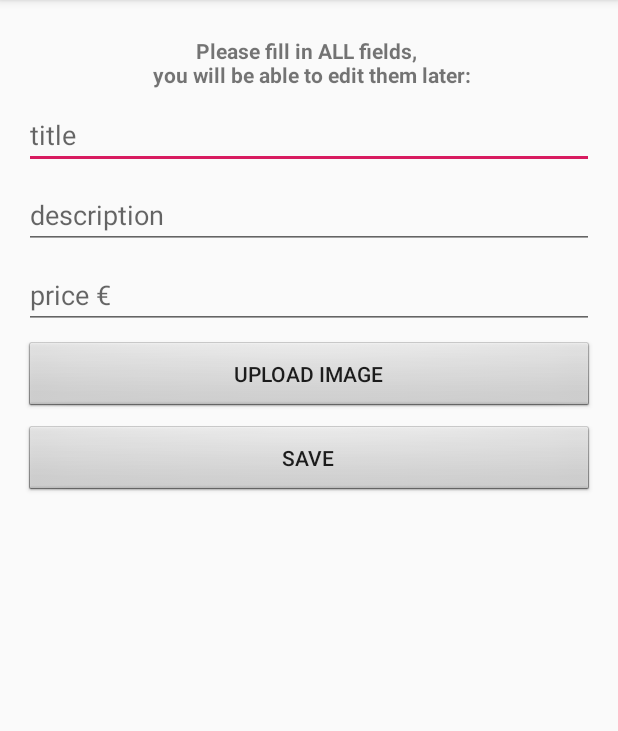
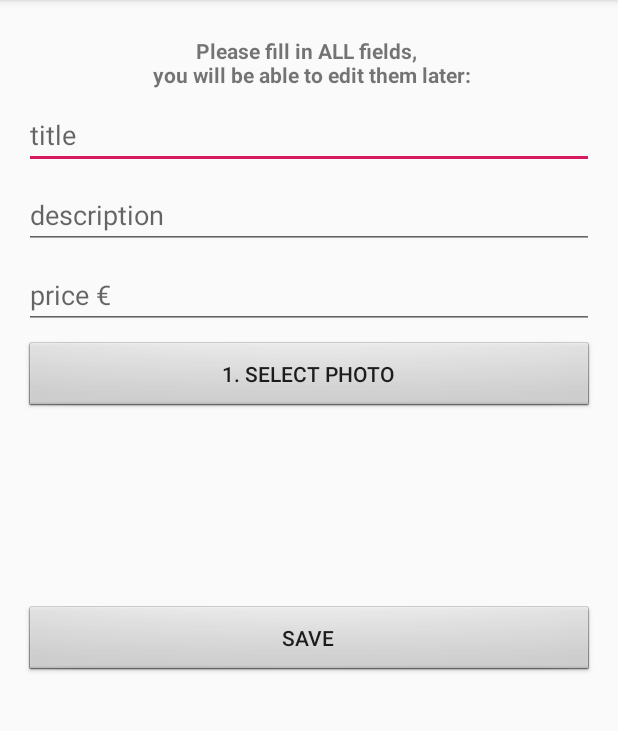
Before and after one commit to pietrodv/OfficesDB-Client, an Android app: the UploadOfficeActivity screen opened directly, with no data from a screen before it, on a phone screen of 412 x 824 dp, the part 84-815 px from its top. Run offline under Robolectric (Android 15) with nearby library versions, the phone set to English and light mode, and no system bars; our stand-ins replace Picasso; pictures from the network do not load.

Commit message:
Image upload, code updates

```diff
--- a/app/src/main/AndroidManifest.xml
+++ b/app/src/main/AndroidManifest.xml
@@ -3,7 +3,7 @@
     package="com.apps.pietrodv.workspaceofficesdb">
 
     <uses-permission android:name="android.permission.INTERNET" />
-
+    <uses-permission android:name="android.permission.READ_EXTERNAL_STORAGE"/>
 
     <application
         android:allowBackup="true"
--- a/app/src/main/java/com/apps/pietrodv/workspaceofficesdb/ApiInterface.java
+++ b/app/src/main/java/com/apps/pietrodv/workspaceofficesdb/ApiInterface.java
@@ -1,20 +1,28 @@
 package com.apps.pietrodv.workspaceofficesdb;
 
 import java.util.List;
+
+import okhttp3.MultipartBody;
+import okhttp3.RequestBody;
+import okhttp3.ResponseBody;
 import retrofit2.Call;
+import retrofit2.http.DELETE;
 import retrofit2.http.Field;
 import retrofit2.http.FormUrlEncoded;
 import retrofit2.http.GET;
+import retrofit2.http.Multipart;
 import retrofit2.http.POST;
+import retrofit2.http.Part;
+import retrofit2.http.Path;
 
 public interface ApiInterface {
 
     @GET("/office/all")
-    Call <List<Office>> getAllOffices();
+    Call<List<Office>> getAllOffices();
 
     @FormUrlEncoded
     @POST("/office/add")
-    Call<Void> addOffice(@Field("title") String title, @Field("description") String description, @Field("price") String price);
+    Call<Void> addOffice(@Field("title") String title, @Field("description") String description, @Field("price") String price, @Field("photo") String photo);
 
     @FormUrlEncoded
     @POST("/office/deleteById")
@@ -22,6 +30,13 @@ public interface ApiInterface {
 
     @FormUrlEncoded
     @POST("/office/add")
-    Call<Void> updateOffice(@Field("id") Integer id, @Field("title") String title, @Field("description") String description, @Field("price") String price);
+    Call<Void> updateOffice(@Field("id") Integer id, @Field("title") String title, @Field("description") String description, @Field("price") String price, @Field("photo") String photo);
+
+    @Multipart
+    @POST("/office/file/upload")
+    Call<ResponseBody> uploadMultipartFile(@Part("keyname") String keyname, @Part MultipartBody.Part file);
+
+    @DELETE("office/file/delete/{keyname}")
+    Call<Void> deletePhotoS3(@Path("keyname") String keyname);
 
 }
--- a/app/src/main/java/com/apps/pietrodv/workspaceofficesdb/NetworkClient.java
+++ b/app/src/main/java/com/apps/pietrodv/workspaceofficesdb/NetworkClient.java
@@ -5,7 +5,10 @@ import retrofit2.converter.gson.GsonConverterFactory;
 
 public class NetworkClient {
 
-    public static final String BASE_URL = "http://192.168.1.85:8080";
+    // Heroku
+    // public static final String BASE_URL = "https://spring-office.herokuapp.com";
+    // Localhost cozylisbon1
+    public static final String BASE_URL = "http://192.168.1.90:8080";
     public static Retrofit retrofit;
 
     //This public static method will return Retrofit client anywhere in the application
--- a/app/src/main/java/com/apps/pietrodv/workspaceofficesdb/OfficesAdapter.java
+++ b/app/src/main/java/com/apps/pietrodv/workspaceofficesdb/OfficesAdapter.java
@@ -40,7 +40,6 @@ public class OfficesAdapter extends RecyclerView.Adapter<OfficesAdapter.OfficeVi
     @Override
     public void onBindViewHolder(@NonNull final OfficeViewHolder holder, final int position) {
 
-
         // set the data in items
         holder.titleTextView.setText((officesList.get(position).getTitle()));
         holder.priceTextView.setText((officesList.get(position).getPrice()));
@@ -63,13 +62,11 @@ public class OfficesAdapter extends RecyclerView.Adapter<OfficesAdapter.OfficeVi
 
     }
 
-
     //Repeat as many times as the size of the List<Office>
     @Override
     public int getItemCount() {
         return officesList.size();
     }
-
 
     //PUBLIC CLASS which set the ViewHolder for the single office row
     public class OfficeViewHolder extends RecyclerView.ViewHolder {
--- a/app/src/main/java/com/apps/pietrodv/workspaceofficesdb/UploadOfficeActivity.java
+++ b/app/src/main/java/com/apps/pietrodv/workspaceofficesdb/UploadOfficeActivity.java
@@ -1,20 +1,29 @@
 package com.apps.pietrodv.workspaceofficesdb;
 
-import android.app.Dialog;
 import android.content.Context;
-import android.graphics.Color;
+import android.content.Intent;
+import android.graphics.Bitmap;
+import android.graphics.drawable.BitmapDrawable;
+import android.net.Uri;
 import android.support.v7.app.AppCompatActivity;
 import android.os.Bundle;
+import android.util.Log;
 import android.view.View;
 import android.widget.Button;
-import android.widget.CalendarView;
 import android.widget.EditText;
-import android.widget.TextView;
+import android.widget.ImageView;
 import android.widget.Toast;
 
-import java.math.BigDecimal;
-import java.text.DecimalFormat;
+import com.squareup.picasso.Picasso;
 
+import java.io.ByteArrayOutputStream;
+import java.io.File;
+import java.util.stream.IntStream;
+
+import okhttp3.MediaType;
+import okhttp3.MultipartBody;
+import okhttp3.RequestBody;
+import okhttp3.ResponseBody;
 import retrofit2.Call;
 import retrofit2.Callback;
 import retrofit2.Response;
@@ -22,13 +31,16 @@ import retrofit2.Retrofit;
 
 public class UploadOfficeActivity extends AppCompatActivity {
 
+    private static int SELECT_PICTURE = 1;
     //Context set for calendar
     final Context context = this;
 
     EditText inputTitle, inputDescription, inputPrice;
     //TextView inputDateFrom, inputDateTo;
-    Button saveOffice, uploadImage;
+    Button saveOffice, inputPhoto, uploadPhoto;
     Toast fillAllFields, officeSaved, errorCall;
+    ImageView showPhoto;
+    String keyname;
 
     @Override
     protected void onCreate(Bundle savedInstanceState) {
@@ -38,29 +50,11 @@ public class UploadOfficeActivity extends AppCompatActivity {
         inputTitle = findViewById(R.id.input_title);
         inputDescription = findViewById(R.id.input_description);
         inputPrice = findViewById(R.id.input_price);
-        /*inputDateFrom = findViewById(R.id.input_date_from);
-        inputDateFrom.setOnClickListener(new View.OnClickListener() {
-            @Override
-            public void onClick(View v) {
-
-                dateFrom();
-
-            }
-        });*/
-
-        /*inputDateTo = findViewById(R.id.input_date_to);
-        inputDateTo.setOnClickListener(new View.OnClickListener() {
-            @Override
-            public void onClick(View v) {
-
-                dateTo();
-
-            }
-        });*/
+        showPhoto = findViewById(R.id.show_photo);
 
         //input photo
-        uploadImage = findViewById(R.id.input_image);
-        uploadImage.setOnClickListener(new View.OnClickListener() {
+        inputPhoto = findViewById(R.id.input_photo);
+        inputPhoto.setOnClickListener(new View.OnClickListener() {
             @Override
             public void onClick(View v) {
 
@@ -75,7 +69,8 @@ public class UploadOfficeActivity extends AppCompatActivity {
             public void onClick(View v) {
 
                 if(validateAdd(inputTitle,inputDescription,inputPrice)){
-
+                    keyname = inputTitle.getText().toString().toLowerCase().replaceAll("\\s+","") + ".jpg";
+                    uploadPhotoToS3();
                     addOffice();
 
                 }
@@ -103,21 +98,63 @@ public class UploadOfficeActivity extends AppCompatActivity {
         return result;
     }
 
-    private void dateFrom(){
+    private void addImage(){
 
+        Intent intent = new Intent();
+        intent.setType("image/*");
+        intent.setAction(Intent.ACTION_GET_CONTENT);
+        startActivityForResult(Intent.createChooser(intent,"Select Picture"), SELECT_PICTURE);
 
     }
 
-    private void dateTo(){
+    @Override
+    protected void onActivityResult(int requestCode, int resultCode, Intent data) {
+        super.onActivityResult(requestCode, resultCode, data);
+        if (resultCode == RESULT_OK) {
+            if (requestCode == SELECT_PICTURE) {
 
+                //Get ImageURi and load with help of picasso
+                Uri selectedImageURI = data.getData();
+                Picasso.get().load(selectedImageURI).resize(180,120).into(showPhoto);
+            }
 
+        }
     }
 
-    private void addImage(){
+    private void uploadPhotoToS3() {
+        Retrofit retrofit = NetworkClient.getRetrofitClient();
+        ApiInterface apiInterface = retrofit.create(ApiInterface.class);
 
-        Toast.makeText(getApplicationContext(),"Work In Progress", Toast.LENGTH_SHORT).show();
+        // Photo from ImageView to byte[]
+        Bitmap bitmap = ((BitmapDrawable) showPhoto.getDrawable()).getBitmap();
+        ByteArrayOutputStream baos = new ByteArrayOutputStream();
+        bitmap.compress(Bitmap.CompressFormat.JPEG, 100, baos);
+        byte[] imageInByte = baos.toByteArray();
 
+        // Create a request body with file and image media type
+        RequestBody fileReqBody = RequestBody.create(MediaType.parse("image/*"), imageInByte);
+        // Create MultipartBody.Part using file request-body,file name and part name
+        MultipartBody.Part file = MultipartBody.Part.createFormData("uploadfile", "photo", fileReqBody);
+        //Create request body with text description and text media type
+        //RequestBody description = RequestBody.create(MediaType.parse("text/plain"), "image-type");
+
+        Call call = apiInterface.uploadMultipartFile(keyname, file);
+        call.enqueue(new Callback() {
+            @Override
+            public void onResponse(Call call, Response response) {
+                Log.v("Upload", "success");
+                Toast.makeText(getApplicationContext(), "Photo Uploaded to Server", Toast.LENGTH_SHORT).show();
+
+            }
+            @Override
+            public void onFailure(Call call, Throwable t) {
+                Log.e("Upload error:", t.getMessage());
+                Toast.makeText(getApplicationContext(), "Error Uploading Photo", Toast.LENGTH_SHORT).show();
+
+            }
+        });
     }
+
 
     private void addOffice(){
 
@@ -126,9 +163,8 @@ public class UploadOfficeActivity extends AppCompatActivity {
 
         //The main purpose of Retrofit is to create HTTP calls from the Java interface based on the annotation associated with each method. This is achieved by just passing the interface class as parameter to the create method
         ApiInterface apiInterface = retrofit.create(ApiInterface.class);
-
-        //TODO: Missing the Image String(url) input
-        Call call = apiInterface.addOffice(inputTitle.getText().toString(), inputDescription.getText().toString(), inputPrice.getText().toString());
+        // path to S3: https://{bucket-name}.s3.{region}.amazonaws.com/{file-name}
+        Call call = apiInterface.addOffice(inputTitle.getText().toString(), inputDescription.getText().toString(), inputPrice.getText().toString(), keyname );
         call.enqueue(new Callback() {
             @Override
             public void onResponse(Call call, Response response) {
--- a/app/src/main/res/layout/activity_upload_office.xml
+++ b/app/src/main/res/layout/activity_upload_office.xml
@@ -37,83 +37,27 @@
         android:layout_marginTop="8dp"
         android:hint="price €" />
 
-    <!--<TextView
-        android:id="@+id/input_date_from"
-        android:layout_width="match_parent"
-        android:layout_height="wrap_content"
-        android:layout_marginTop="8dp"
-        android:textSize="18sp"
-        android:text="Available From: DD/MM/YY "/>
-
-    <TextView
-        android:id="@+id/input_date_to"
-        android:layout_width="match_parent"
-        android:layout_height="wrap_content"
-        android:layout_marginTop="8dp"
-        android:textSize="18sp"
-        android:text="Available Until: DD/MM/YY "/>-->
-
-    <!--<Spinner
-        android:id="@+id/input_location"
-        android:layout_width="match_parent"
-        android:layout_height="wrap_content"
-        android:layout_marginTop="8dp" />
-
-    <LinearLayout
-        android:layout_width="match_parent"
-        android:layout_height="wrap_content"
-        android:layout_marginTop="8dp"
-        android:orientation="horizontal">
-
-        <TextView
-            android:layout_width="wrap_content"
-            android:layout_height="wrap_content"
-            android:layout_weight="1"
-            android:text="Team Minimum Size:" />
-
-        <Spinner
-            android:id="@+id/input_team_min_size"
-            android:layout_width="wrap_content"
-            android:layout_height="wrap_content"
-            android:layout_weight="1" />
-
-    </LinearLayout>
-
-    <LinearLayout
-        android:layout_width="match_parent"
-        android:layout_height="wrap_content"
-        android:layout_marginTop="8dp"
-        android:orientation="horizontal">
-
-        <TextView
-            android:layout_width="wrap_content"
-            android:layout_height="wrap_content"
-            android:layout_weight="1"
-            android:text="Team Maximum Size:" />
-
-        <Spinner
-            android:id="@+id/input_team_max_size"
-            android:layout_width="wrap_content"
-            android:layout_height="wrap_content"
-            android:layout_weight="1" />
-
-    </LinearLayout>
-
     <Button
-        android:id="@+id/input_dates"
+        android:id="@+id/input_photo"
         android:layout_width="match_parent"
         android:layout_height="wrap_content"
         android:layout_marginTop="8dp"
         android:background="@android:drawable/btn_default"
-        android:text="choose available dates" />-->
+        android:text="1. Select photo" />
 
-    <Button
-        android:id="@+id/input_image"
+    <ImageView
+        android:id="@+id/show_photo"
+        android:layout_width="180dp"
+        android:layout_height="120dp"
+        android:layout_gravity="center" />
+
+    <!--<Button
+        android:id="@+id/upload_photo"
         android:layout_width="match_parent"
         android:layout_height="wrap_content"
         android:layout_marginTop="8dp"
         android:background="@android:drawable/btn_default"
-        android:text="upload image" />
+        android:text="2. Upload photo to S3" />-->
 
     <Button
         android:id="@+id/save_upload_office"
--- a/build.gradle
+++ b/build.gradle
@@ -7,7 +7,7 @@ buildscript {
         jcenter()
     }
     dependencies {
-        classpath 'com.android.tools.build:gradle:3.3.1'
+        classpath 'com.android.tools.build:gradle:3.4.1'
 
 
         // NOTE: Do not place your application dependencies here; they belong
```
Also changed, not shown: app/build.gradle (+6 -2 lines), app/src/main/java/com/apps/pietrodv/workspaceofficesdb/EditOfficeActivity.java (+42 -8 lines), app/src/main/res/layout/activity_edit_office.xml (+4 -3 lines), gradle/wrapper/gradle-wrapper.properties, 1 other file.
